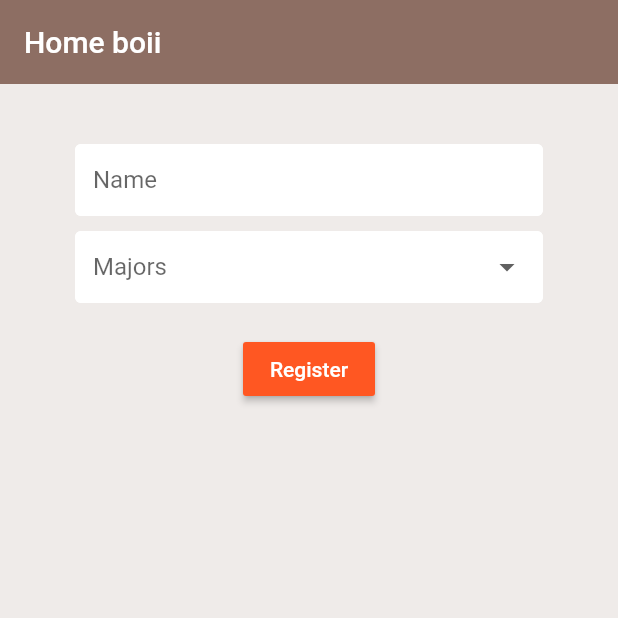
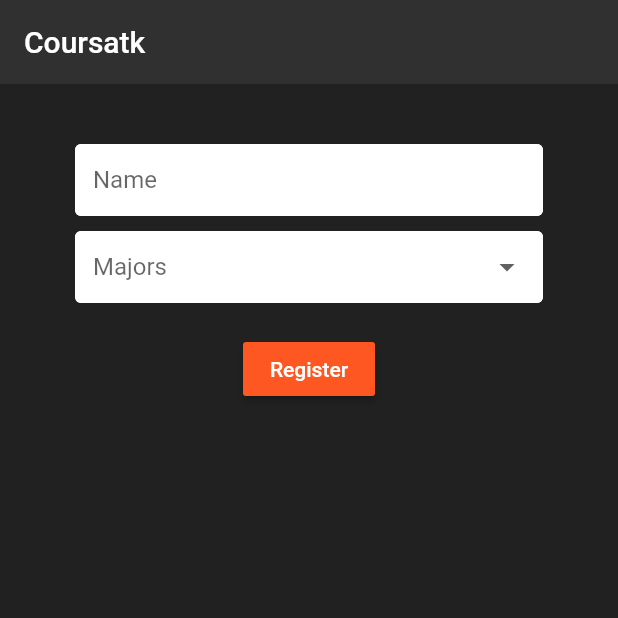
Before and after one commit to MuhamedOsama/Coursatk, a Flutter app: the Reg screen opened directly, on a phone screen of 412 x 824 dp, the top half of it. Run offline on Flutter 3.47's test engine with Material 2 defaults, Android fonts, the phone set to English and light mode, and no system bars; our stand-ins replace cloud_firestore, firebase_auth, flutter_spinkit; accounts and stored records are empty.

Commit message:
slight improvements/fixes
also quick readme.md revamp

```diff
--- a/lib/screens/authenticate/register.dart
+++ b/lib/screens/authenticate/register.dart
@@ -49,8 +49,10 @@ class _RegisterState extends State<Register> {
                       setState(() => email = val); // Assigns the value placed in the form in email string
                     },
                     autocorrect: false,
+                    style: TextStyle(color: Colors.redAccent),
                     decoration: InputDecoration(
                       labelText: 'Enter your Email', // Adds the Hint above text.
+                      labelStyle: TextStyle(color: Colors.amberAccent),
                     ),
                   ),
                   SizedBox(height: 20.0,),
@@ -60,8 +62,10 @@ class _RegisterState extends State<Register> {
                     },
                     obscureText: true,
                     autocorrect: false,
+                    style: TextStyle(color: Colors.redAccent),
                     decoration: InputDecoration(
                       labelText: 'Enter your Password', // Adds the Hint above text.
+                      labelStyle: TextStyle(color: Colors.amberAccent),
                     ),
                   ),
                   SizedBox(height: 20.0,),
--- a/lib/screens/authenticate/rest_register.dart
+++ b/lib/screens/authenticate/rest_register.dart
@@ -32,10 +32,10 @@ class _RegState extends State<Reg> {
                 if(snapshot.hasData){
                   Data data = snapshot.data;
                   return Scaffold(
-                    backgroundColor: Colors.brown[50],
+                    backgroundColor: Colors.grey[900],
                     appBar: AppBar(
-                      title: Text('Home boii'),
-                      backgroundColor: Colors.brown[400],
+                      title: Text('Coursatk'),
+                      backgroundColor: Colors.grey[850],
                       elevation: 0.0,
                     ),
                     body: Container(
--- a/lib/screens/authenticate/sign_in.dart
+++ b/lib/screens/authenticate/sign_in.dart
@@ -46,8 +46,10 @@ class _SignInState extends State<SignIn> {
                   setState(() => email = val);
                 },
                 autocorrect: false,
+                style: TextStyle(color: Colors.redAccent),
                 decoration: InputDecoration(
                   labelText: 'Enter your Email',
+                  labelStyle: TextStyle(color: Colors.amberAccent),
                 ),
               ),
               SizedBox(height: 20.0,),
@@ -57,8 +59,10 @@ class _SignInState extends State<SignIn> {
                 },
                 obscureText: true,
                 autocorrect: false,
+                style: TextStyle(color: Colors.redAccent),
                 decoration: InputDecoration(
                   labelText: 'Enter your Password',
+                  labelStyle: TextStyle(color: Colors.amberAccent),
                 ),
               ),
               SizedBox(height: 20.0,),
--- a/lib/screens/home/home.dart
+++ b/lib/screens/home/home.dart
@@ -7,10 +7,10 @@ class Home extends StatelessWidget {
   @override
   Widget build(BuildContext context) {
     return Scaffold(
-      backgroundColor: Colors.brown[50],
+      backgroundColor: Colors.grey[900],
       appBar: AppBar(
-        title: Text('Home boii'),
-        backgroundColor: Colors.brown[400],
+        title: Text('Coursatk'),
+        backgroundColor: Colors.grey[850],
         elevation: 0.0,
         actions: <Widget>[
           FlatButton.icon(
```
Also changed, not shown: 1 other file.
